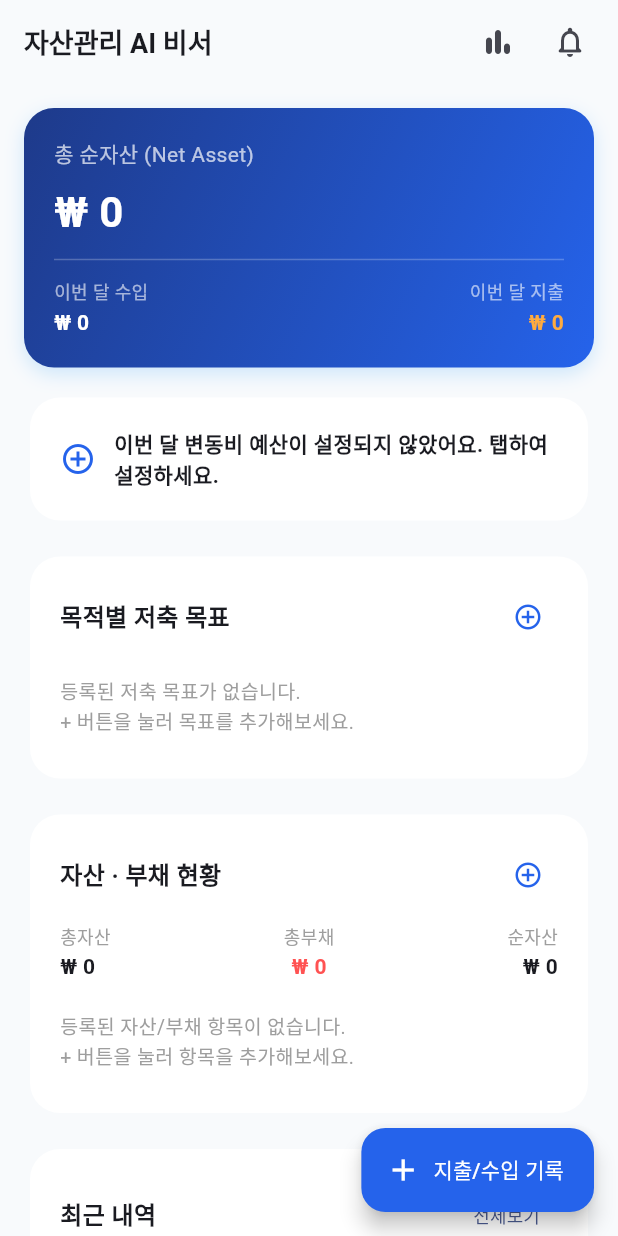
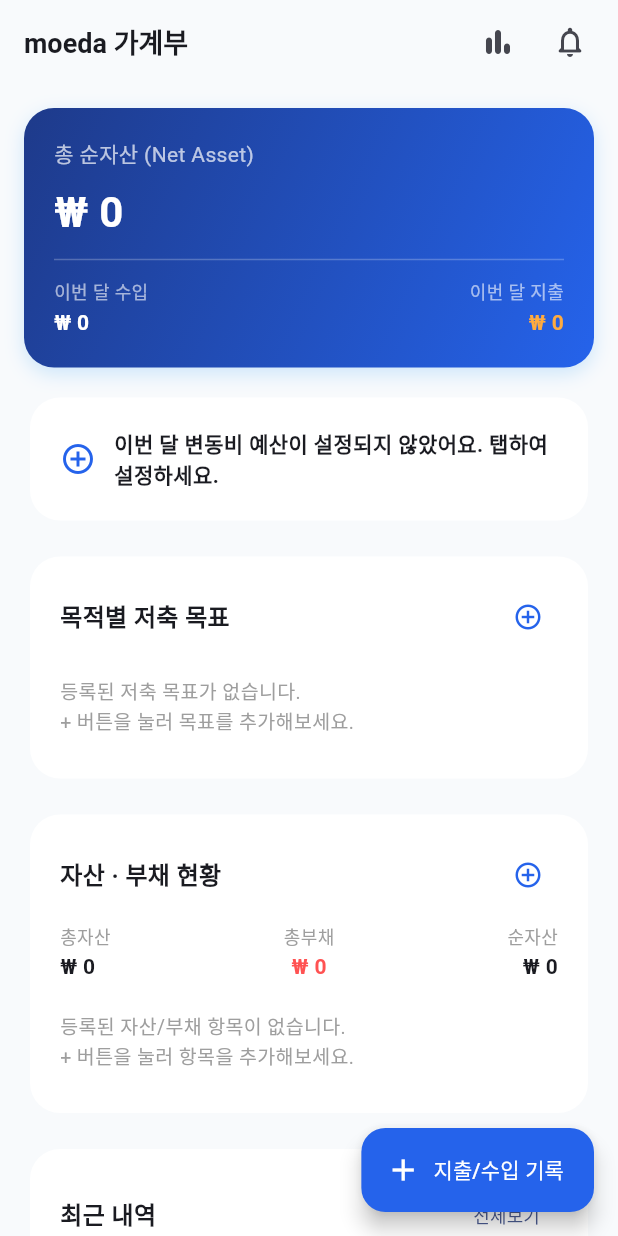
Before and after one commit to codes-gy/moeda, a Flutter app: the screen it shows after launch, on a phone screen of 412 x 824 dp. Run offline on Flutter 3.47's test engine with Material 3 defaults, Android fonts, the phone set to English and light mode, and no system bars; our stand-ins replace flutter_riverpod, sqflite; accounts and stored records are empty; Roboto replaces fonts that are missing (Pretendard).

Commit message:
docs: README를 실제 기능(로컬 가계부)에 맞게 수정하고 AI는 로드맵으로 이동
- "AI 자산관리 비서" 문구 제거: 현재 AI 기능이 없으므로 local-first 가계부로 설명
- 앱 타이틀/앱바의 "AI 비서" 표기도 'moeda'로 정정
- 실제 요구 버전(Flutter 3.44+/Dart 3.13+, pubspec.lock 기준) 반영
- 프로젝트 구조(dashboard, core/theme, core/utils), 실행·테스트 방법, CI 배지 추가
- 로드맵: AI 인사이트, 카테고리 소프트 삭제 + FK, 백업/내보내기

Co-Authored-By: Claude Opus 5.5 <noreply@anthropic.com>

```diff
--- a/lib/features/dashboard/views/main_dashboard_screen.dart
+++ b/lib/features/dashboard/views/main_dashboard_screen.dart
@@ -18,7 +18,7 @@ class MainDashboardScreen extends ConsumerWidget {
     return Scaffold(
       appBar: AppBar(
         title: const Text(
-          '자산관리 AI 비서',
+          'moeda 가계부',
           style: TextStyle(fontWeight: FontWeight.bold, fontSize: 18),
         ),
         actions: [
--- a/lib/main.dart
+++ b/lib/main.dart
@@ -19,7 +19,7 @@ class AssetManagerApp extends StatelessWidget {
   @override
   Widget build(BuildContext context) {
     return MaterialApp(
-      title: 'AI 자산관리 비서',
+      title: 'moeda',
       debugShowCheckedModeBanner: false,
       theme: ThemeData(
         useMaterial3: true,
```
Also changed, not shown: 1 other file.
